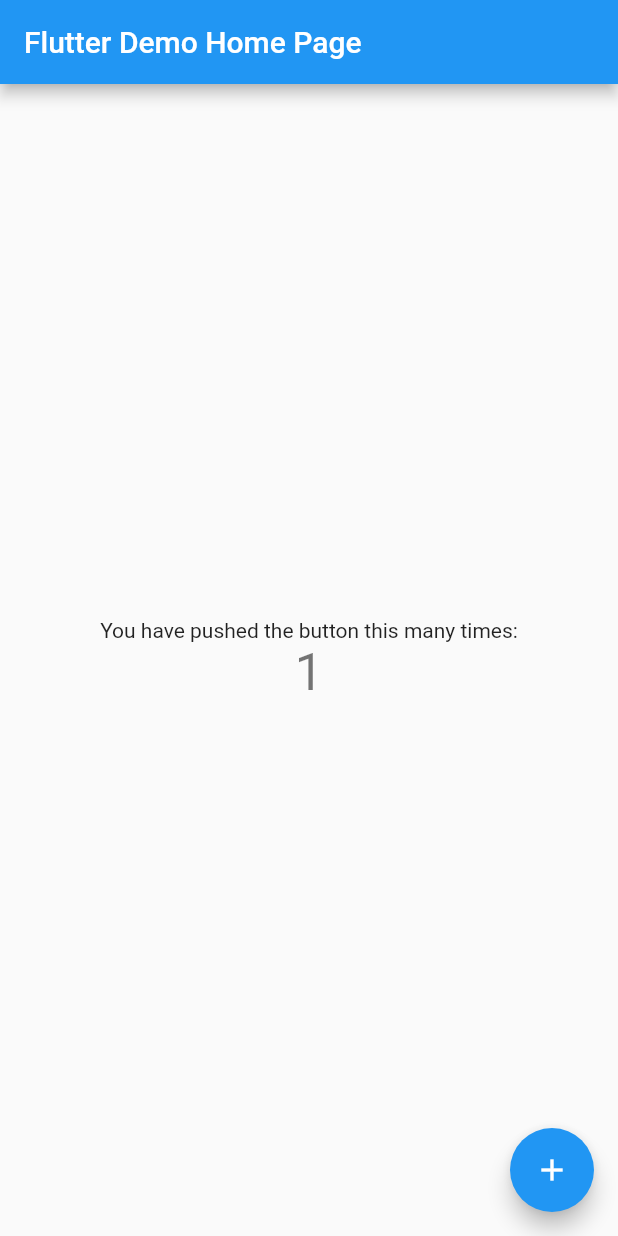
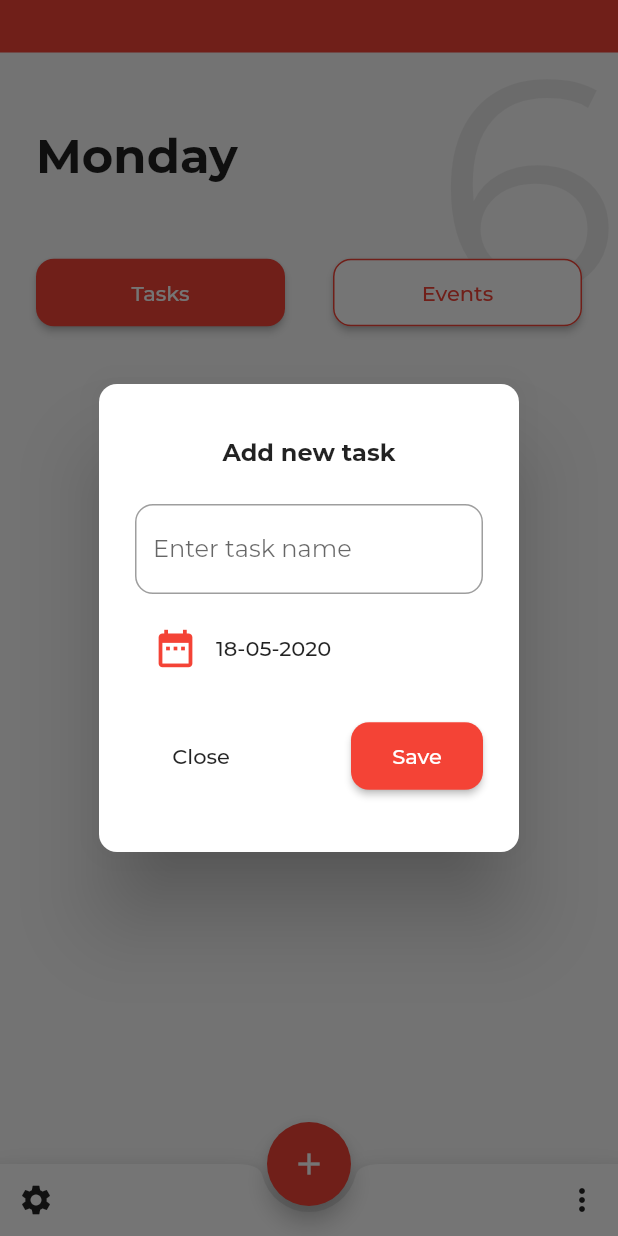
Before and after one commit to sandovaledwin/flutter_todo_list_app, a Flutter app: the screen it shows after launch, after a tap on the "add" icon, on a phone screen of 412 x 824 dp. Run offline on Flutter 3.47's test engine with Material 2 defaults, Android fonts, the phone set to English and light mode, and no system bars.

Commit message:
Added the add task and add event pages

```diff
--- a/lib/main.dart
+++ b/lib/main.dart
@@ -1,4 +1,8 @@
 import 'package:flutter/material.dart';
+import 'package:todoapp/pages/add_task_page.dart';
+import 'package:todoapp/widgets/custom_button.dart';
+
+import 'pages/add_event_page.dart';
 
 void main() => runApp(MyApp());
 
@@ -7,105 +11,164 @@ class MyApp extends StatelessWidget {
   @override
   Widget build(BuildContext context) {
     return MaterialApp(
+      debugShowCheckedModeBanner: true,
       title: 'Flutter Demo',
       theme: ThemeData(
-        // This is the theme of your application.
-        //
-        // Try running your application with "flutter run". You'll see the
-        // application has a blue toolbar. Then, without quitting the app, try
-        // changing the primarySwatch below to Colors.green and then invoke
-        // "hot reload" (press "r" in the console where you ran "flutter run",
-        // or simply save your changes to "hot reload" in a Flutter IDE).
-        // Notice that the counter didn't reset back to zero; the application
-        // is not restarted.
-        primarySwatch: Colors.blue,
+          primarySwatch: Colors.red,
+          fontFamily: "Montserrat"
       ),
-      home: MyHomePage(title: 'Flutter Demo Home Page'),
+      home: MyHomePage(),
     );
   }
 }
 
 class MyHomePage extends StatefulWidget {
-  MyHomePage({Key key, this.title}) : super(key: key);
-
-  // This widget is the home page of your application. It is stateful, meaning
-  // that it has a State object (defined below) that contains fields that affect
-  // how it looks.
-
-  // This class is the configuration for the state. It holds the values (in this
-  // case the title) provided by the parent (in this case the App widget) and
-  // used by the build method of the State. Fields in a Widget subclass are
-  // always marked "final".
-
-  final String title;
-
   @override
   _MyHomePageState createState() => _MyHomePageState();
 }
 
 class _MyHomePageState extends State<MyHomePage> {
-  int _counter = 0;
 
-  void _incrementCounter() {
-    setState(() {
-      // This call to setState tells the Flutter framework that something has
-      // changed in this State, which causes it to rerun the build method below
-      // so that the display can reflect the updated values. If we changed
-      // _counter without calling setState(), then the build method would not be
-      // called again, and so nothing would appear to happen.
-      _counter++;
-    });
-  }
+  PageController _pageController = PageController();
+
+  double currentPage = 0;
 
   @override
   Widget build(BuildContext context) {
-    // This method is rerun every time setState is called, for instance as done
-    // by the _incrementCounter method above.
-    //
-    // The Flutter framework has been optimized to make rerunning build methods
-    // fast, so that you can just rebuild anything that needs updating rather
-    // than having to individually change instances of widgets.
+
+    _pageController.addListener(() {
+      setState(() {
+        currentPage = _pageController.page;
+      });
+    });
+
     return Scaffold(
-      appBar: AppBar(
-        // Here we take the value from the MyHomePage object that was created by
-        // the App.build method, and use it to set our appbar title.
-        title: Text(widget.title),
+      body: Stack(
+        children: <Widget>[
+          Container(
+            height: 35,
+            color: Theme.of(context).accentColor,
+          ),
+          Positioned(
+            right: 0,
+            child: Text(
+              "6",
+              style: TextStyle(
+                  fontSize: 200,
+                  color: Color(0x10000000)
+              ),
+            ),
+          ),
+          _mainContent(context)
+        ],
       ),
-      body: Center(
-        // Center is a layout widget. It takes a single child and positions it
-        // in the middle of the parent.
-        child: Column(
-          // Column is also a layout widget. It takes a list of children and
-          // arranges them vertically. By default, it sizes itself to fit its
-          // children horizontally, and tries to be as tall as its parent.
-          //
-          // Invoke "debug painting" (press "p" in the console, choose the
-          // "Toggle Debug Paint" action from the Flutter Inspector in Android
-          // Studio, or the "Toggle Debug Paint" command in Visual Studio Code)
-          // to see the wireframe for each widget.
-          //
-          // Column has various properties to control how it sizes itself and
-          // how it positions its children. Here we use mainAxisAlignment to
-          // center the children vertically; the main axis here is the vertical
-          // axis because Columns are vertical (the cross axis would be
-          // horizontal).
-          mainAxisAlignment: MainAxisAlignment.center,
+      floatingActionButton: FloatingActionButton(
+        onPressed: () => {
+          showDialog(
+            barrierDismissible: false,
+            context: context,
+            builder: (BuildContext context) {
+              return SimpleDialog(
+                  children: <Widget>[
+                    currentPage == 0 ? AddTaskPage() : AddEventPage()
+                  ],
+                shape: RoundedRectangleBorder(
+                  borderRadius: BorderRadius.all(Radius.circular(12))
+                )
+              );
+            }
+          )
+        },
+        tooltip: 'Increment',
+        child: Icon(Icons.add),
+      ),
+      floatingActionButtonLocation: FloatingActionButtonLocation.centerDocked,
+      bottomNavigationBar: BottomAppBar(
+        shape: CircularNotchedRectangle(),
+        child: Row(
+          mainAxisAlignment: MainAxisAlignment.spaceBetween,
           children: <Widget>[
-            Text(
-              'You have pushed the button this many times:',
+            IconButton(
+              icon: Icon(Icons.settings),
+              onPressed: () {},
             ),
-            Text(
-              '$_counter',
-              style: Theme.of(context).textTheme.display1,
-            ),
+            IconButton(
+              icon: Icon(Icons.more_vert),
+              onPressed: () {},
+            )
           ],
         ),
-      ),
-      floatingActionButton: FloatingActionButton(
-        onPressed: _incrementCounter,
-        tooltip: 'Increment',
-        child: Icon(Icons.add),
-      ), // This trailing comma makes auto-formatting nicer for build methods.
+      ),      // This trailing comma makes auto-formatting nicer for build methods.
     );
   }
+
+  Widget _mainContent(BuildContext context) {
+    return Column(
+      crossAxisAlignment: CrossAxisAlignment.start,
+      children: <Widget>[
+        SizedBox(height: 60),
+        Padding(
+          padding: const EdgeInsets.all(24.0),
+          child: Text(
+            "Monday",
+            style: TextStyle(fontSize: 32, fontWeight: FontWeight.bold),
+          ),
+        ),
+        Padding(
+          padding: const EdgeInsets.all(24.0),
+          child: _button(context),
+        ),
+        Expanded(
+            child: PageView(
+              controller: _pageController,
+              children: <Widget>[
+                Center(child: Text("TaskPage()"))
+              ],
+            ))
+      ],
+    );
+  }
+
+  Widget _button(BuildContext context) {
+    return Row(
+      children: <Widget>[
+        Expanded(
+            child: CustomButton(
+              onPressed: () {
+                _pageController.previousPage(
+                    duration: Duration(milliseconds: 500),
+                    curve: Curves.bounceInOut);
+              },
+              buttonText: "Tasks",
+              color:
+              currentPage < 0.5 ? Theme.of(context).accentColor : Colors.white,
+              textColor:
+              currentPage < 0.5 ? Colors.white : Theme.of(context).accentColor,
+              borderColor: currentPage < 0.5
+                  ? Colors.transparent
+                  : Theme.of(context).accentColor,
+            )),
+        SizedBox(
+          width: 32,
+        ),
+        Expanded(
+            child: CustomButton(
+              onPressed: () {
+                _pageController.nextPage(
+                    duration: Duration(milliseconds: 500),
+                    curve: Curves.bounceInOut);
+              },
+              buttonText: "Events",
+              color:
+              currentPage > 0.5 ? Theme.of(context).accentColor : Colors.white,
+              textColor:
+              currentPage > 0.5 ? Colors.white : Theme.of(context).accentColor,
+              borderColor: currentPage > 0.5
+                  ? Colors.transparent
+                  : Theme.of(context).accentColor,
+            ))
+      ],
+    );
+  }
+
 }
--- /dev/null
+++ b/lib/pages/add_task_page.dart
@@ -0,0 +1,74 @@
+import 'package:flutter/material.dart';
+import 'package:intl/intl.dart';
+import 'package:todoapp/widgets/custom_date_time_picker.dart';
+import 'package:todoapp/widgets/custom_modal_action_button.dart';
+import 'package:todoapp/widgets/custom_textfield.dart';
+
+class AddTaskPage extends StatefulWidget {
+  @override
+  _AddTaskPageState createState() => _AddTaskPageState();
+}
+
+class _AddTaskPageState extends State<AddTaskPage> {
+
+  DateTime _selectedDate = DateTime.now();
+
+  final _textTaskControler = TextEditingController();
+
+  Future _pickDate() async {
+    DateTime datepick = await showDatePicker(
+        context: context,
+        initialDate: new DateTime.now(),
+        firstDate: new DateTime.now().add(Duration(days: -365)),
+        lastDate: new DateTime.now().add(Duration(days: 365)));
+    if (datepick != null)
+      setState(() {
+        _selectedDate = datepick;
+      });
+  }
+
+  @override
+  Widget build(BuildContext context) {
+    return Padding(
+      padding: const EdgeInsets.all(24.0),
+      child: Column(
+        children: <Widget>[
+          Center(
+            child: Text(
+              "Add new task",
+              style: TextStyle(fontWeight: FontWeight.bold, fontSize: 16),
+            )
+          ),
+          SizedBox(
+            height: 24,
+          ),
+          CustomTextField(
+              labelText: 'Enter task name',
+              controller: _textTaskControler
+          ),
+          SizedBox(height: 12),
+          CustomDateTimePicker(
+            icon: Icons.date_range,
+            onPressed: _pickDate,
+            value: new DateFormat("dd-MM-yyyy").format(_selectedDate),
+          ),
+          SizedBox(
+            height: 24,
+          ),
+          CustomModalActionButton(
+            onClose: () {
+              Navigator.of(context).pop();
+            },
+            onSave: () {
+              if (_textTaskControler.text == "") {
+                print("data not found");
+              } else {
+                print(_textTaskControler.text);
+              }
+            },
+          )
+        ],
+      ),
+    );
+  }
+}
--- /dev/null
+++ b/lib/pages/task_page.dart
@@ -0,0 +1,15 @@
+import 'package:flutter/material.dart';
+
+class TaskPage extends StatefulWidget {
+  @override
+  _TaskPageState createState() => _TaskPageState();
+}
+
+class _TaskPageState extends State<TaskPage> {
+
+  @override
+  Widget build(BuildContext context) {
+    return Center();
+  }
+
+}
--- /dev/null
+++ b/lib/widgets/custom_button.dart
@@ -0,0 +1,30 @@
+import 'package:flutter/material.dart';
+
+class CustomButton extends StatelessWidget {
+  final VoidCallback onPressed;
+  final String buttonText;
+  final Color color;
+  final Color textColor;
+  final Color borderColor;
+
+  CustomButton(
+      {@required this.onPressed,
+        @required this.buttonText,
+        this.color,
+        this.textColor,
+        this.borderColor = Colors.transparent});
+
+  @override
+  Widget build(BuildContext context) {
+    return MaterialButton(
+      onPressed: onPressed,
+      shape: RoundedRectangleBorder(
+          side: BorderSide(color: borderColor),
+          borderRadius: BorderRadius.circular(12)),
+      color: color,
+      textColor: textColor,
+      padding: const EdgeInsets.all(14.0),
+      child: Text(buttonText),
+    );
+  }
+}
--- /dev/null
+++ b/lib/widgets/custom_date_time_picker.dart
@@ -0,0 +1,32 @@
+import 'package:flutter/material.dart';
+
+class CustomDateTimePicker extends StatelessWidget {
+  final VoidCallback onPressed;
+  final IconData icon;
+  final String value;
+
+  CustomDateTimePicker({@required this.onPressed, @required this.icon, @required this.value});
+
+  @override
+  Widget build(BuildContext context) {
+    return FlatButton(
+      padding: EdgeInsets.zero,
+      onPressed: onPressed,
+      child: Padding(
+        padding: const EdgeInsets.only(left: 12.0),
+        child: Row(
+          children: <Widget>[
+            Icon(icon, color: Theme.of(context).accentColor, size: 30),
+            SizedBox(
+              width: 12,
+            ),
+            Text(
+              value,
+              style: TextStyle(fontSize: 14),
+            )
+          ],
+        ),
+      ),
+    );
+  }
+}
--- /dev/null
+++ b/lib/widgets/custom_modal_action_button.dart
@@ -0,0 +1,29 @@
+import 'package:flutter/material.dart';
+
+import 'custom_button.dart';
+
+class CustomModalActionButton extends StatelessWidget {
+  final VoidCallback onClose;
+  final VoidCallback onSave;
+
+  CustomModalActionButton({@required this.onClose, @required this.onSave});
+
+  @override
+  Widget build(BuildContext context) {
+    return Row(
+      mainAxisAlignment: MainAxisAlignment.spaceBetween,
+      children: <Widget>[
+        CustomButton(
+          onPressed: onClose,
+          buttonText: "Close",
+        ),
+        CustomButton(
+          onPressed: onSave,
+          buttonText: "Save",
+          color: Theme.of(context).accentColor,
+          textColor: Colors.white,
+        )
+      ],
+    );
+  }
+}
--- /dev/null
+++ b/lib/widgets/custom_textfield.dart
@@ -0,0 +1,19 @@
+import 'package:flutter/material.dart';
+
+class CustomTextField extends StatelessWidget {
+  final String labelText;
+  final TextEditingController controller;
+
+  CustomTextField({@required this.labelText, this.controller});
+
+  @override
+  Widget build(BuildContext context) {
+    return TextField(
+      controller: controller,
+      decoration: InputDecoration(
+          border: OutlineInputBorder(
+              borderRadius: BorderRadius.all(Radius.circular(12))),
+          labelText: labelText),
+    );
+  }
+}
```
Also changed, not shown: lib/pages/add_event_page.dart (added, +81 -0 lines), pubspec.yaml (+18 -0 lines), assets/fonts/Montserrat-Bold.ttf (added), assets/fonts/Montserrat-Light.ttf (added), assets/fonts/Montserrat-Medium.ttf (added), assets/fonts/Montserrat-Regular.ttf (added), pubspec.lock.
